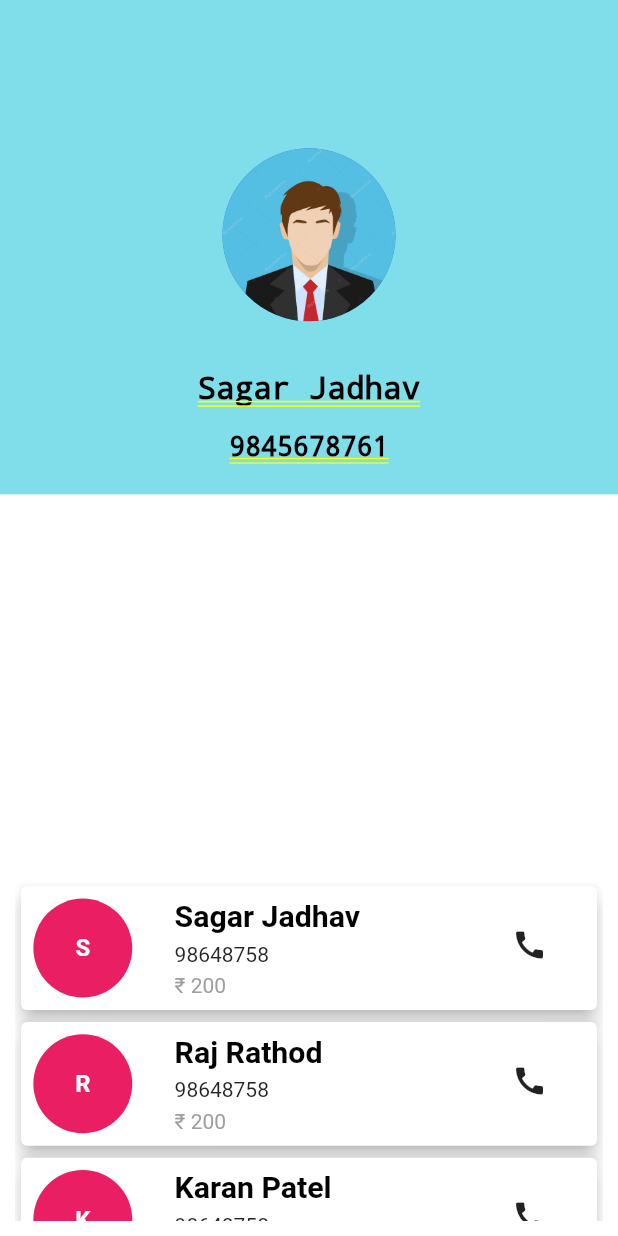
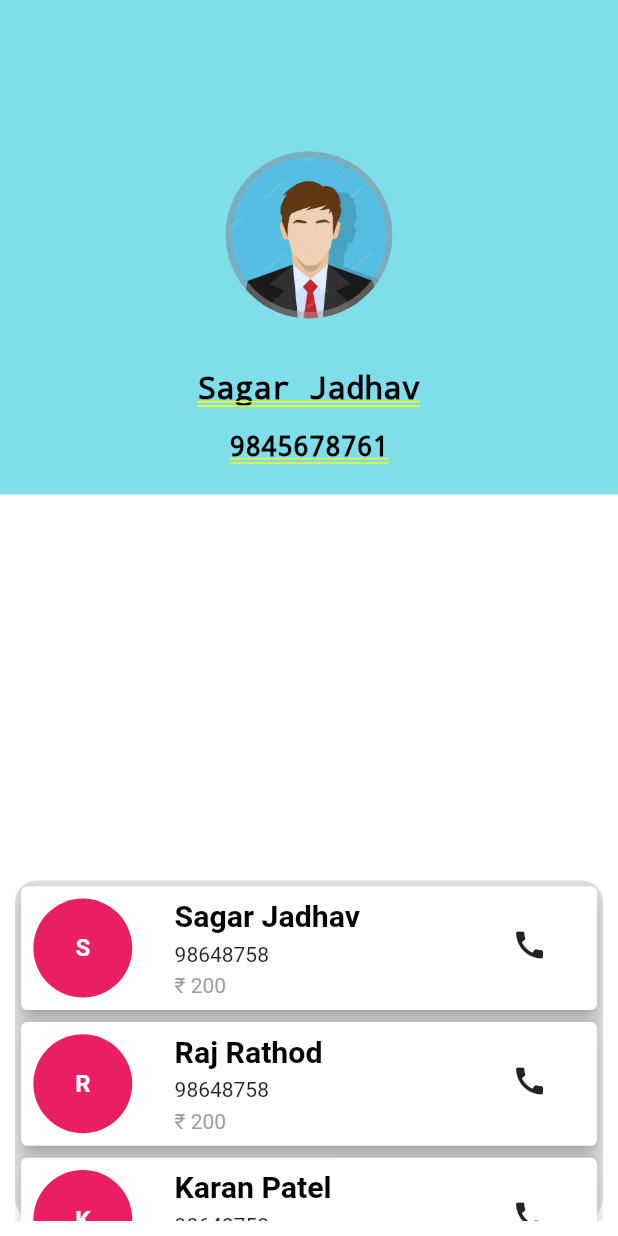
Before and after one commit to sidkhore1002/Quick-serve, a Flutter app: the ProfilePage screen opened by its route, on a phone screen of 412 x 824 dp. Run offline on Flutter 3.47's test engine with Material 2 defaults, Android fonts, the phone set to English and light mode, and no system bars.

Commit message:
profile page UI changes

```diff
--- a/lib/view/Home_Page.dart
+++ b/lib/view/Home_Page.dart
@@ -34,7 +34,7 @@ class _HomePageState extends State<HomePage> {
     var mediaQuery = MediaQuery.of(context).size;
     return Scaffold(
         body: Padding(
-      padding: EdgeInsets.only(top: mediaQuery.height * 0.0),
+      padding: EdgeInsets.only(top: mediaQuery.height * 0.04),
       child: Container(
         child: Column(
           crossAxisAlignment: CrossAxisAlignment.end,
@@ -42,7 +42,7 @@ class _HomePageState extends State<HomePage> {
             Padding(
               padding: const EdgeInsets.all(8.0),
               child: Container(
-                padding: const EdgeInsets.only(left: 10.0, right: 10.0),
+                padding: EdgeInsets.only(left: mediaQuery.width * 0.1),
                 decoration: BoxDecoration(
                   borderRadius: BorderRadius.circular(12),
                   color: Colors.white,
--- a/lib/view/Profile_Page.dart
+++ b/lib/view/Profile_Page.dart
@@ -33,9 +33,18 @@ class _ProfilePageState extends State<ProfilePage> {
             children: [
               Padding(
                 padding: EdgeInsets.only(top: mediaQuery.height * 0.12),
-                child: CircleAvatar(
-                  backgroundImage: AssetImage('assets/images/profile.jpg'),
-                  radius: mediaQuery.width * 0.14,
+                child: Container(
+                  width: mediaQuery.width * 0.27,
+                  height: mediaQuery.width * 0.28,
+                  decoration: BoxDecoration(
+                    image: DecorationImage(
+                        image: AssetImage('assets/images/profile.jpg'),
+                        fit: BoxFit.cover),
+                    shape: BoxShape.circle,
+                    border: Border.all(
+                        width: mediaQuery.width * 0.01,
+                        color: Colors.grey.withOpacity(0.5)),
+                  ),
                 ),
               ),
               Padding(
@@ -68,12 +77,22 @@ class _ProfilePageState extends State<ProfilePage> {
         DraggableScrollableSheet(
             initialChildSize: 0.3,
             minChildSize: 0.3,
-            maxChildSize: 0.68,
+            maxChildSize: 0.57,
             builder: (BuildContext context, scrollerController) {
               return Padding(
                 padding: EdgeInsets.all(10.0),
                 child: Container(
-                  child: ListView.builder(
+                  child: Stack(children: [
+                    Container(
+                      alignment: Alignment.topCenter,
+                      child: Image.asset(
+                        'assets/images/ic_scroll_up_bottom_sheet.png',
+                        color: Colors.black,
+                        height: mediaQuery.height * 0.035,
+                        width: mediaQuery.width * 0.08,
+                      ),
+                    ),
+                    ListView.builder(
                         shrinkWrap: true,
                         physics: ClampingScrollPhysics(),
                         itemCount: myservices.length,
@@ -82,9 +101,10 @@ class _ProfilePageState extends State<ProfilePage> {
                           return Container(
                             child: ProfileListview(myservices, index),
                           );
-                      }),
+                        })
+                  ]),
                   decoration: BoxDecoration(
-                      color: Colors.white,
+                      color: Colors.grey[300],
                       borderRadius: BorderRadius.circular(15)),
                 ),
               );
```
Also changed, not shown: assets/images/ic_scroll_up_bottom_sheet.png (added). Lines whose indentation alone changed are shown as unchanged.
